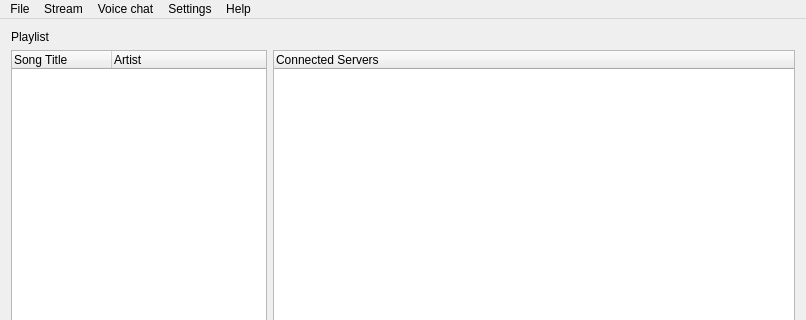
Qt form src/mainwindow.ui (willamm/CommAudio) before a commit; both pictures show x 0 to 806 and y 0 to 320 of the 806 by 543 pixel window.
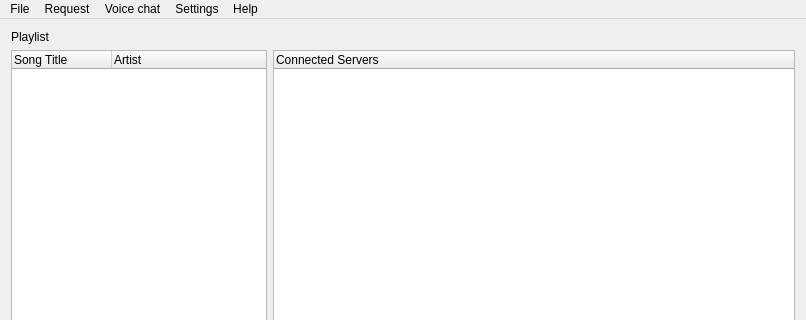
The same form after that commit. Icons and pictures are not drawn.

Commit message: working client request/download file

What changed in the file:
```diff
--- a/src/mainwindow.ui
+++ b/src/mainwindow.ui
@@ -188,7 +188,7 @@
      <x>0</x>
      <y>0</y>
      <width>806</width>
-     <height>22</height>
+     <height>21</height>
     </rect>
    </property>
    <widget class="QMenu" name="menuFile">
@@ -203,7 +203,7 @@
    </widget>
    <widget class="QMenu" name="menuEdit">
     <property name="title">
-     <string>Stream</string>
+     <string>Request</string>
     </property>
     <addaction name="actionConnect"/>
     <addaction name="actionRequest"/>
```
Left out of the diff: 3 changed lines with no effect on the pictures. The commit also changes 5 other files.
